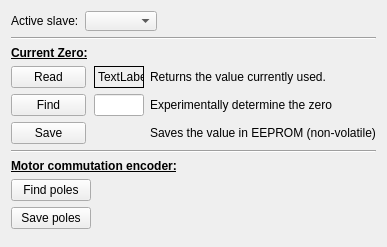
First picture: the form in ui/w_calibration.ui, repository JFDuval/flexsea-plan, before the edit.
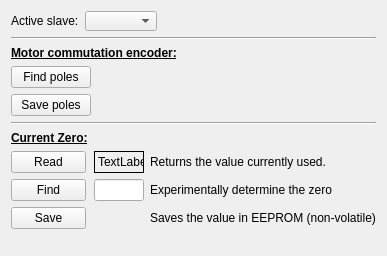
Second picture: the form after the edit.

Commit message: Disabled current zeroing (un-implemented) in the Calibration tool

Diff of the .ui file:
```diff
--- a/ui/w_calibration.ui
+++ b/ui/w_calibration.ui
@@ -7,7 +7,7 @@
     <x>0</x>
     <y>0</y>
     <width>356</width>
-    <height>247</height>
+    <height>256</height>
    </rect>
   </property>
   <property name="windowTitle">
@@ -61,6 +61,99 @@
      </property>
     </widget>
    </item>
+   <item>
+    <layout class="QGridLayout" name="gridLayout_3">
+     <item row="1" column="0">
+      <widget class="QPushButton" name="pbFindPoles">
+       <property name="sizePolicy">
+        <sizepolicy hsizetype="Preferred" vsizetype="Fixed">
+         <horstretch>0</horstretch>
+         <verstretch>0</verstretch>
+        </sizepolicy>
+       </property>
+       <property name="minimumSize">
+        <size>
+         <width>75</width>
+         <height>0</height>
+        </size>
+       </property>
+       <property name="maximumSize">
+        <size>
+         <width>16777215</width>
+         <height>75</height>
+        </size>
+       </property>
+       <property name="baseSize">
+        <size>
+         <width>75</width>
+         <height>0</height>
+        </size>
+       </property>
+       <property name="text">
+        <string>Find poles</string>
+       </property>
+      </widget>
+     </item>
+     <item row="1" column="1">
+      <spacer name="horizontalSpacer_3">
+       <property name="orientation">
+        <enum>Qt::Horizontal</enum>
+       </property>
+       <property name="sizeHint" stdset="0">
+        <size>
+         <width>40</width>
+         <height>20</height>
+        </size>
+       </property>
+      </spacer>
+     </item>
+     <item row="2" column="0">
+      <widget class="QPushButton" name="pbSavePoles">
+       <property name="sizePolicy">
+        <sizepolicy hsizetype="Preferred" vsizetype="Fixed">
+         <horstretch>0</horstretch>
+         <verstretch>0</verstretch>
+        </sizepolicy>
+       </property>
+       <property name="minimumSize">
+        <size>
+         <width>75</width>
+         <height>0</height>
+        </size>
+       </property>
+       <property name="maximumSize">
+        <size>
+         <width>16777215</width>
+         <height>75</height>
+        </size>
+       </property>
+       <property name="baseSize">
+        <size>
+         <width>75</width>
+         <height>0</height>
+        </size>
+       </property>
+       <property name="text">
+        <string>Save poles</string>
+       </property>
+      </widget>
+     </item>
+     <item row="0" column="0" colspan="2">
+      <widget class="QLabel" name="label_2">
+       <property name="text">
+        <string>&lt;html&gt;&lt;head/&gt;&lt;body&gt;&lt;p&gt;&lt;span style=&quot; font-weight:600; text-decoration: underline;&quot;&gt;Motor commutation encoder:&lt;/span&gt;&lt;/p&gt;&lt;/body&gt;&lt;/html&gt;</string>
+       </property>
+      </widget>
+     </item>
+    </layout>
+   </item>
+   <item>
+    <widget class="Line" name="line">
+     <property name="orientation">
+      <enum>Qt::Horizontal</enum>
+     </property>
+    </widget>
+   </item>
    <item>
     <layout class="QGridLayout" name="gridLayout_2">
      <item row="2" column="0">
@@ -212,99 +305,6 @@
      </item>
     </layout>
    </item>
-   <item>
-    <widget class="Line" name="line">
-     <property name="orientation">
-      <enum>Qt::Horizontal</enum>
-     </property>
-    </widget>
-   </item>
-   <item>
-    <layout class="QGridLayout" name="gridLayout_3">
-     <item row="1" column="0">
-      <widget class="QPushButton" name="pbFindPoles">
-       <property name="sizePolicy">
-        <sizepolicy hsizetype="Preferred" vsizetype="Fixed">
-         <horstretch>0</horstretch>
-         <verstretch>0</verstretch>
-        </sizepolicy>
-       </property>
-       <property name="minimumSize">
-        <size>
-         <width>75</width>
-         <height>0</height>
-        </size>
-       </property>
-       <property name="maximumSize">
-        <size>
-         <width>16777215</width>
-         <height>75</height>
-        </size>
-       </property>
-       <property name="baseSize">
-        <size>
-         <width>75</width>
-         <height>0</height>
-        </size>
-       </property>
-       <property name="text">
-        <string>Find poles</string>
-       </property>
-      </widget>
-     </item>
-     <item row="1" column="1">
-      <spacer name="horizontalSpacer_3">
-       <property name="orientation">
-        <enum>Qt::Horizontal</enum>
-       </property>
-       <property name="sizeHint" stdset="0">
-        <size>
-         <width>40</width>
-         <height>20</height>
-        </size>
-       </property>
-      </spacer>
-     </item>
-     <item row="2" column="0">
-      <widget class="QPushButton" name="pbSavePoles">
-       <property name="sizePolicy">
-        <sizepolicy hsizetype="Preferred" vsizetype="Fixed">
-         <horstretch>0</horstretch>
-         <verstretch>0</verstretch>
-        </sizepolicy>
-       </property>
-       <property name="minimumSize">
-        <size>
-         <width>75</width>
-         <height>0</height>
-        </size>
-       </property>
-       <property name="maximumSize">
-        <size>
-         <width>16777215</width>
-         <height>75</height>
-        </size>
-       </property>
-       <property name="baseSize">
-        <size>
-         <width>75</width>
-         <height>0</height>
-        </size>
-       </property>
-       <property name="text">
-        <string>Save poles</string>
-       </property>
-      </widget>
-     </item>
-     <item row="0" column="0" colspan="2">
-      <widget class="QLabel" name="label_2">
-       <property name="text">
-        <string>&lt;html&gt;&lt;head/&gt;&lt;body&gt;&lt;p&gt;&lt;span style=&quot; font-weight:600; text-decoration: underline;&quot;&gt;Motor commutation encoder:&lt;/span&gt;&lt;/p&gt;&lt;/body&gt;&lt;/html&gt;</string>
-       </property>
-      </widget>
-     </item>
-    </layout>
-   </item>
    <item>
     <spacer name="verticalSpacer">
      <property name="orientation">
```
The commit also changes 1 other file.
